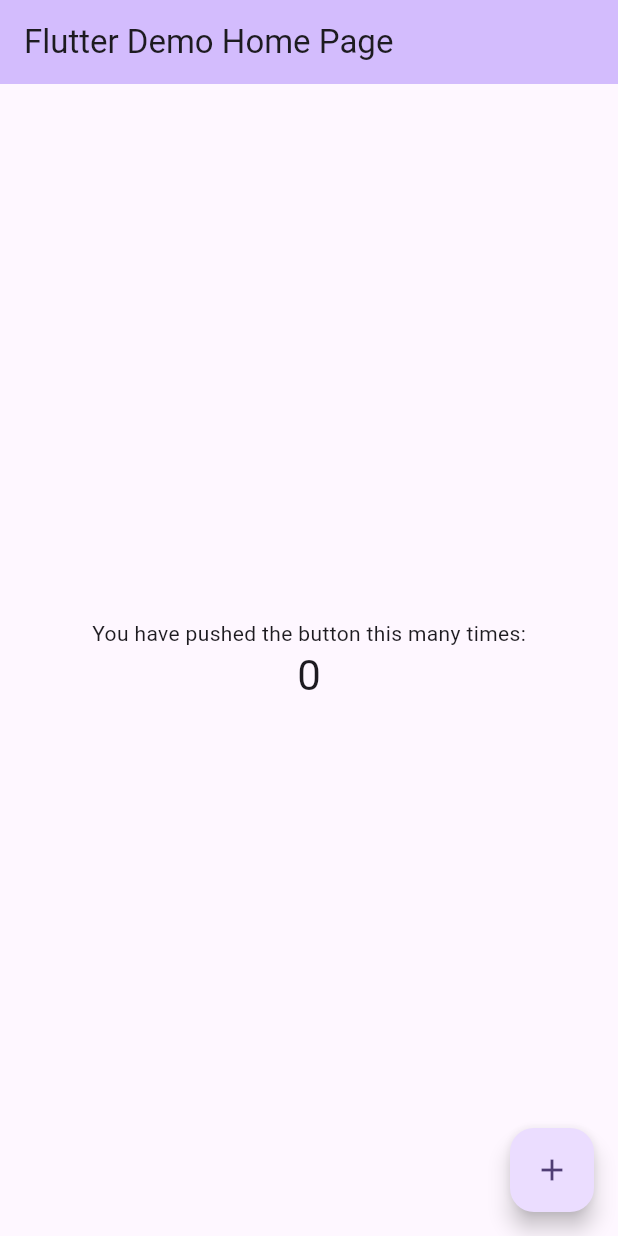
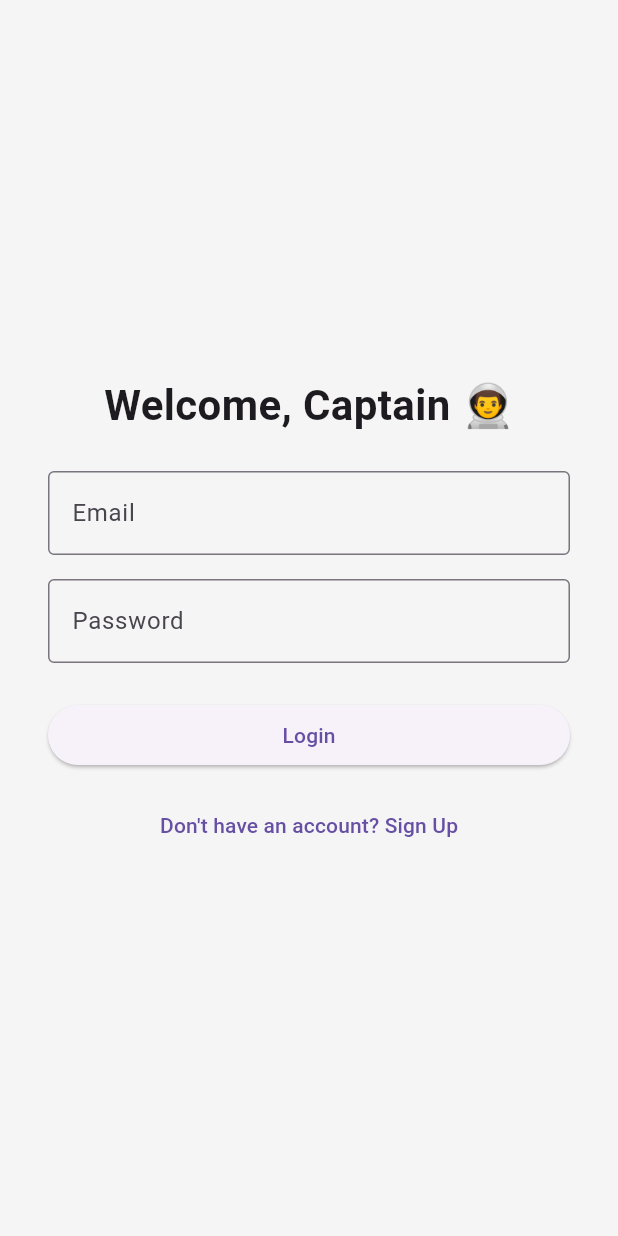
Before and after one commit to aaryan4985/Flutter-App, a Flutter app: the screen it shows after launch, on a phone screen of 412 x 824 dp. Run offline on Flutter 3.47's test engine with Material 3 defaults, Android fonts, the phone set to English and light mode, and no system bars.

```diff
--- a/lib/main.dart
+++ b/lib/main.dart
@@ -1,122 +1,80 @@
+// lib/main.dart
+
 import 'package:flutter/material.dart';
 
 void main() {
-  runApp(const MyApp());
+  runApp(const CaptainApp());
 }
 
-class MyApp extends StatelessWidget {
-  const MyApp({super.key});
+class CaptainApp extends StatelessWidget {
+  const CaptainApp({super.key});
 
-  // This widget is the root of your application.
   @override
   Widget build(BuildContext context) {
     return MaterialApp(
-      title: 'Flutter Demo',
+      debugShowCheckedModeBanner: false,
+      title: 'Captain App',
       theme: ThemeData(
-        // This is the theme of your application.
-        //
-        // TRY THIS: Try running your application with "flutter run". You'll see
-        // the application has a purple toolbar. Then, without quitting the app,
-        // try changing the seedColor in the colorScheme below to Colors.green
-        // and then invoke "hot reload" (save your changes or press the "hot
-        // reload" button in a Flutter-supported IDE, or press "r" if you used
-        // the command line to start the app).
-        //
-        // Notice that the counter didn't reset back to zero; the application
-        // state is not lost during the reload. To reset the state, use hot
-        // restart instead.
-        //
-        // This works for code too, not just values: Most code changes can be
-        // tested with just a hot reload.
-        colorScheme: ColorScheme.fromSeed(seedColor: Colors.deepPurple),
+        primarySwatch: Colors.indigo,
       ),
-      home: const MyHomePage(title: 'Flutter Demo Home Page'),
+      home: const LoginScreen(),
     );
   }
 }
 
-class MyHomePage extends StatefulWidget {
-  const MyHomePage({super.key, required this.title});
-
-  // This widget is the home page of your application. It is stateful, meaning
-  // that it has a State object (defined below) that contains fields that affect
-  // how it looks.
-
-  // This class is the configuration for the state. It holds the values (in this
-  // case the title) provided by the parent (in this case the App widget) and
-  // used by the build method of the State. Fields in a Widget subclass are
-  // always marked "final".
-
-  final String title;
-
-  @override
-  State<MyHomePage> createState() => _MyHomePageState();
-}
-
-class _MyHomePageState extends State<MyHomePage> {
-  int _counter = 0;
-
-  void _incrementCounter() {
-    setState(() {
-      // This call to setState tells the Flutter framework that something has
-      // changed in this State, which causes it to rerun the build method below
-      // so that the display can reflect the updated values. If we changed
-      // _counter without calling setState(), then the build method would not be
-      // called again, and so nothing would appear to happen.
-      _counter++;
-    });
-  }
+class LoginScreen extends StatelessWidget {
+  const LoginScreen({super.key});
 
   @override
   Widget build(BuildContext context) {
-    // This method is rerun every time setState is called, for instance as done
-    // by the _incrementCounter method above.
-    //
-    // The Flutter framework has been optimized to make rerunning build methods
-    // fast, so that you can just rebuild anything that needs updating rather
-    // than having to individually change instances of widgets.
     return Scaffold(
-      appBar: AppBar(
-        // TRY THIS: Try changing the color here to a specific color (to
-        // Colors.amber, perhaps?) and trigger a hot reload to see the AppBar
-        // change color while the other colors stay the same.
-        backgroundColor: Theme.of(context).colorScheme.inversePrimary,
-        // Here we take the value from the MyHomePage object that was created by
-        // the App.build method, and use it to set our appbar title.
-        title: Text(widget.title),
-      ),
+      backgroundColor: Colors.grey[100],
       body: Center(
-        // Center is a layout widget. It takes a single child and positions it
-        // in the middle of the parent.
-        child: Column(
-          // Column is also a layout widget. It takes a list of children and
-          // arranges them vertically. By default, it sizes itself to fit its
-          // children horizontally, and tries to be as tall as its parent.
-          //
-          // Column has various properties to control how it sizes itself and
-          // how it positions its children. Here we use mainAxisAlignment to
-          // center the children vertically; the main axis here is the vertical
-          // axis because Columns are vertical (the cross axis would be
-          // horizontal).
-          //
-          // TRY THIS: Invoke "debug painting" (choose the "Toggle Debug Paint"
-          // action in the IDE, or press "p" in the console), to see the
-          // wireframe for each widget.
-          mainAxisAlignment: MainAxisAlignment.center,
-          children: <Widget>[
-            const Text('You have pushed the button this many times:'),
-            Text(
-              '$_counter',
-              style: Theme.of(context).textTheme.headlineMedium,
-            ),
-          ],
+        child: Padding(
+          padding: const EdgeInsets.symmetric(horizontal: 32.0),
+          child: Column(
+            mainAxisAlignment: MainAxisAlignment.center,
+            children: [
+              const Text(
+                'Welcome, Captain 👨‍🚀',
+                style: TextStyle(fontSize: 28, fontWeight: FontWeight.bold),
+              ),
+              const SizedBox(height: 24),
+              TextField(
+                decoration: InputDecoration(
+                  hintText: 'Email',
+                  border: OutlineInputBorder(),
+                ),
+              ),
+              const SizedBox(height: 16),
+              TextField(
+                obscureText: true,
+                decoration: InputDecoration(
+                  hintText: 'Password',
+                  border: OutlineInputBorder(),
+                ),
+              ),
+              const SizedBox(height: 24),
+              SizedBox(
+                width: double.infinity,
+                child: ElevatedButton(
+                  onPressed: () {
+                    // Will handle later with Firebase
+                  },
+                  child: const Text('Login'),
+                ),
+              ),
+              const SizedBox(height: 12),
+              TextButton(
+                onPressed: () {
+                  // Navigate to signup later
+                },
+                child: const Text("Don't have an account? Sign Up"),
+              )
+            ],
+          ),
         ),
       ),
-      floatingActionButton: FloatingActionButton(
-        onPressed: _incrementCounter,
-        tooltip: 'Increment',
-        child: const Icon(Icons.add),
-      ), // This trailing comma makes auto-formatting nicer for build methods.
     );
   }
 }
```
Also changed, not shown: 4 other files.
